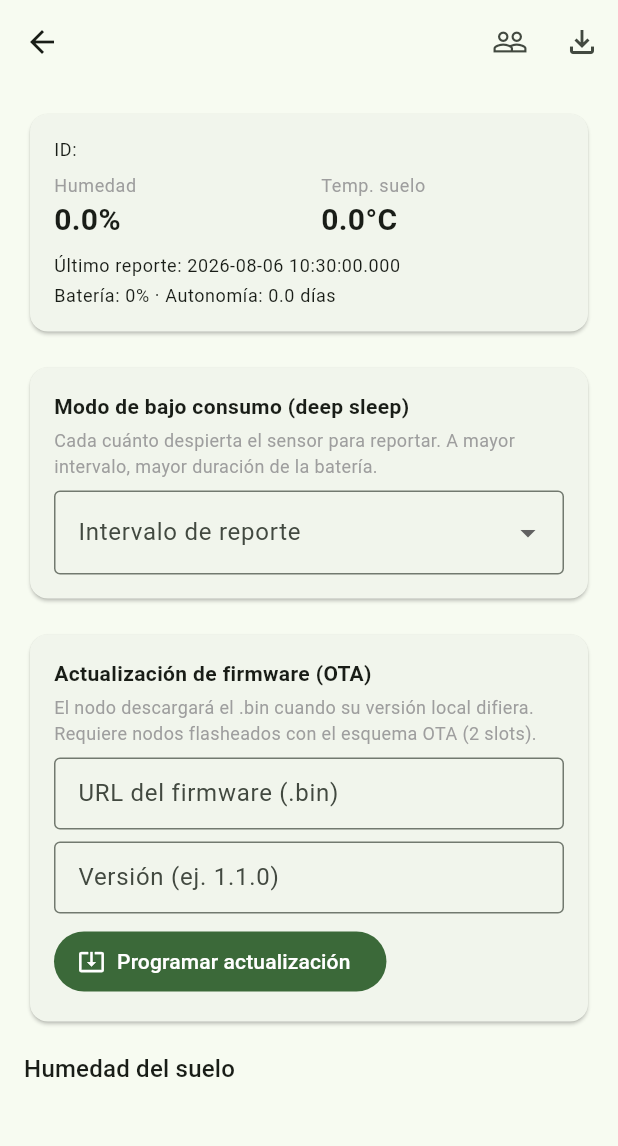
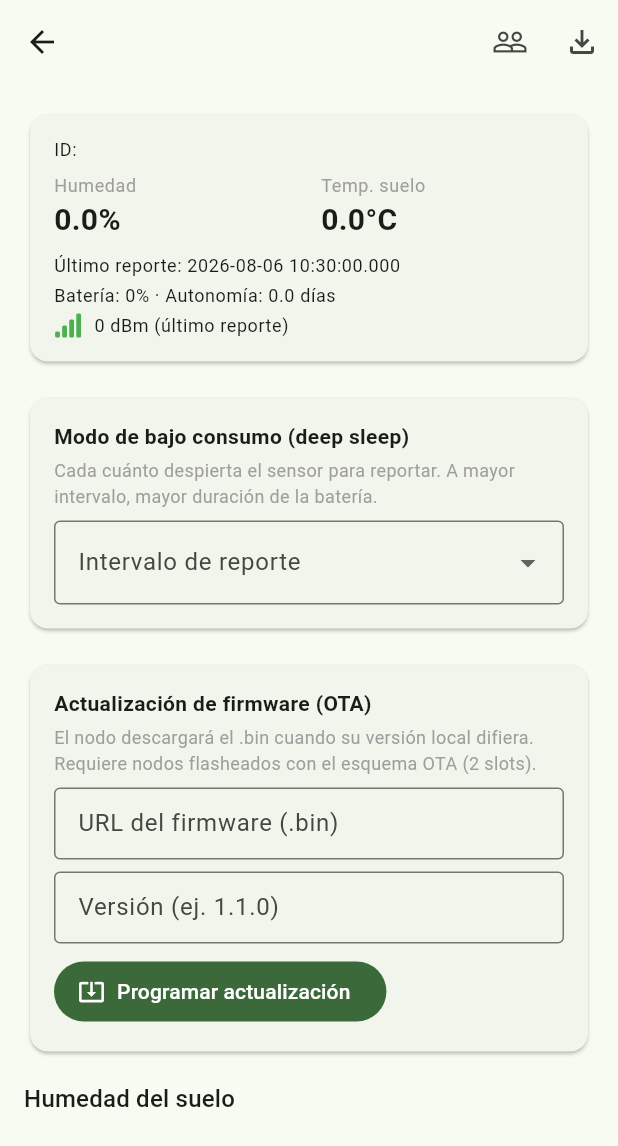
Before and after one commit to lalolpp/medidor-humedad-riego, a Flutter app: the CloudDeviceDetailScreen screen opened directly with empty values, on a phone screen of 412 x 824 dp. Shown: the top 1146 px of the screen. Run offline on Flutter 3.47's test engine with Material 3 defaults, Android fonts, the phone set to English and light mode, and no system bars; our stand-ins replace cloud_firestore, firebase_auth, firebase_core, fl_chart, flutter_blue_plus, share_plus; missing offline and left inert: dart:html; accounts and stored records are empty.

Commit message:
Diagnóstico de cobertura: RSSI en la nube
- Firmware PATCH rssi en el device meta; regla hasOnly + 'rssi'
- CloudDevice.rssi; barras de señal en tarjetas de sonda y detalle

```diff
--- a/app/lib/models/cloud_device.dart
+++ b/app/lib/models/cloud_device.dart
@@ -11,6 +11,7 @@ class CloudDevice {
   final double? batteryLevel;
   final double? autonomyDays;
   final int? intervalMin;
+  final int? rssi;
   final String owner;
   final Map<String, String> shares;
 
@@ -28,6 +29,7 @@ class CloudDevice {
     this.batteryLevel,
     this.autonomyDays,
     this.intervalMin,
+    this.rssi,
     this.shares = const {},
   });
 
@@ -48,6 +50,7 @@ class CloudDevice {
       batteryLevel: (data['batteryLevel'] as num?)?.toDouble(),
       autonomyDays: (data['autonomyDays'] as num?)?.toDouble(),
       intervalMin: (data['intervalMin'] as num?)?.toInt(),
+      rssi: (data['rssi'] as num?)?.toInt(),
       shares: (data['shares'] as Map<String, dynamic>? ?? {})
           .map((k, v) => MapEntry(k, v as String? ?? 'viewer')),
     );
--- a/app/lib/screens/cloud_device_detail_screen.dart
+++ b/app/lib/screens/cloud_device_detail_screen.dart
@@ -8,6 +8,7 @@ import 'package:medidor_humedad/services/csv_export.dart';
 import 'package:medidor_humedad/services/infiltration.dart';
 import 'package:medidor_humedad/widgets/dual_axis_chart.dart';
 import 'package:medidor_humedad/widgets/metrics_chart.dart';
+import 'package:medidor_humedad/widgets/signal_bars.dart';
 
 class CloudDeviceDetailScreen extends StatefulWidget {
   final CloudDevice device;
@@ -318,6 +319,20 @@ class _CloudDeviceDetailScreenState extends State<CloudDeviceDetailScreen> {
                   'Batería: ${(d.batteryLevel! * 100).clamp(0, 100).toStringAsFixed(0)}%'
                   '${d.autonomyDays != null ? ' · Autonomía: ${d.autonomyDays!.toStringAsFixed(1)} días' : ''}',
                   style: Theme.of(context).textTheme.bodySmall,
+                ),
+              ),
+            if (d.rssi != null)
+              Padding(
+                padding: const EdgeInsets.only(top: 4),
+                child: Row(
+                  children: [
+                    SignalBars(rssi: d.rssi),
+                    const SizedBox(width: 8),
+                    Text(
+                      '${d.rssi} dBm (último reporte)',
+                      style: Theme.of(context).textTheme.bodySmall,
+                    ),
+                  ],
                 ),
               ),
           ],
```
Also changed, not shown: app/lib/screens/sector_detail_screen.dart (+9 -1 lines), 2 other files.
